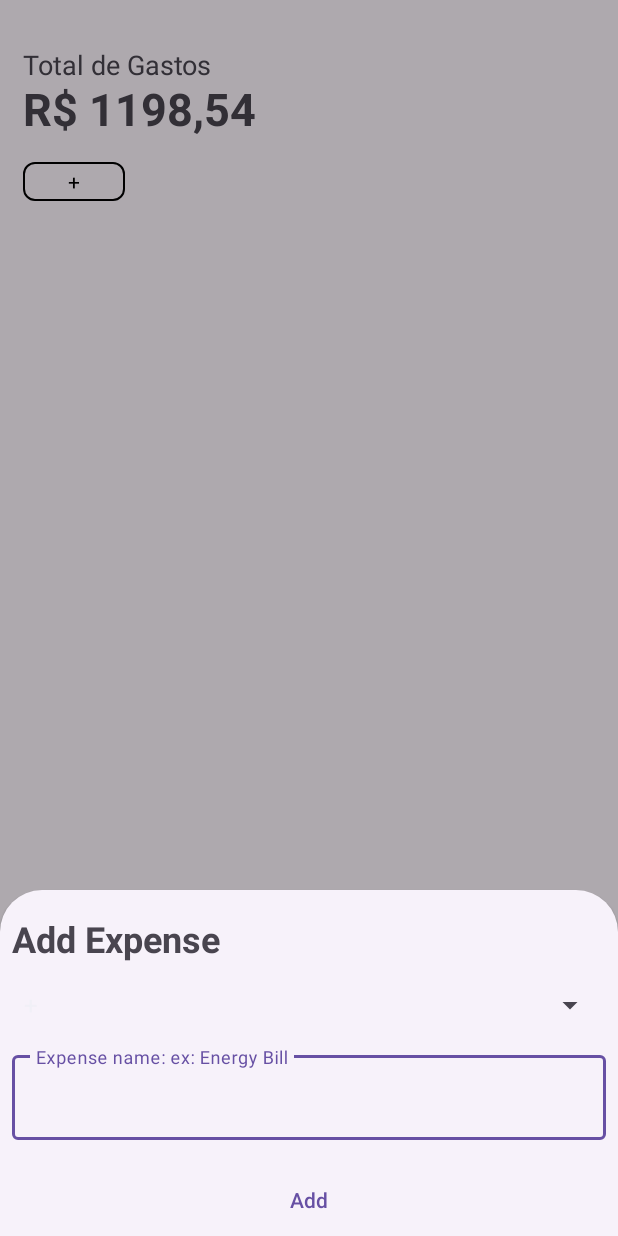
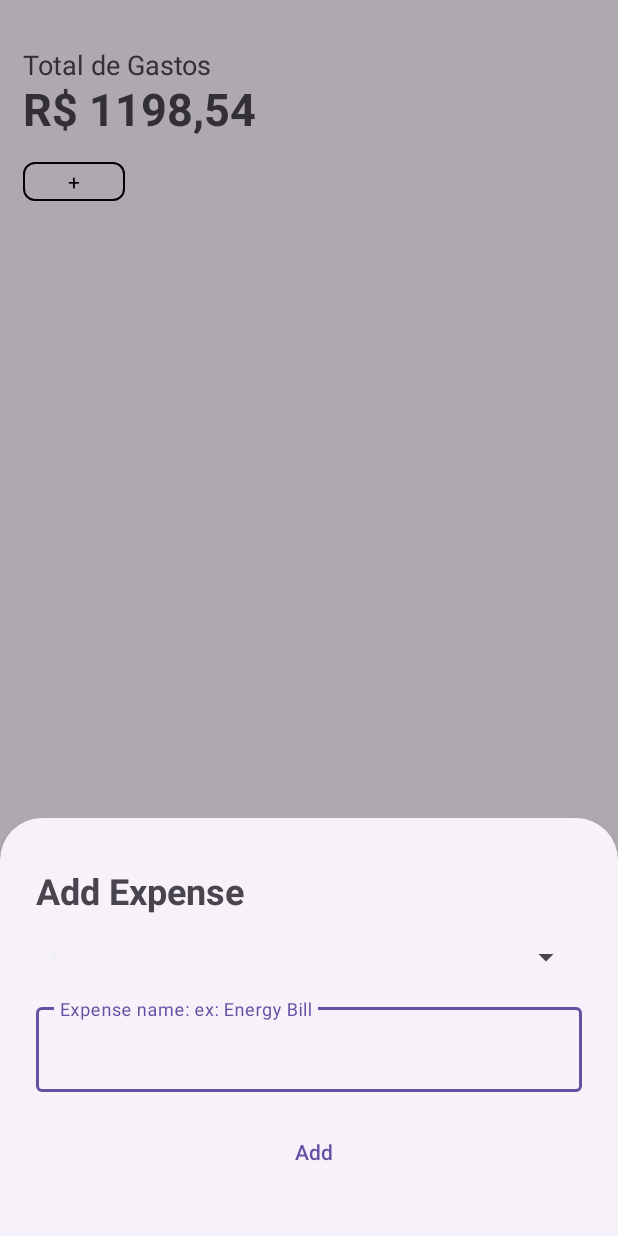
Before and after one commit to pedrocerqueiras/HackSprintFinTrack, an Android app: the screen it shows after launch (MainActivity), after a tap on an icon or button, on a phone screen of 412 x 824 dp. Run offline under Robolectric (Android 15) with nearby library versions, the phone set to English and light mode, and no system bars; our stand-ins replace Room's generated code.

Commit message:
implementada função de deletar categorias. implementado bottom sheet de aviso para deletar categoria.

```diff
--- a/app/src/main/java/com/example/fintrack/CategoryListAdapter.kt
+++ b/app/src/main/java/com/example/fintrack/CategoryListAdapter.kt
@@ -7,6 +7,7 @@ import android.widget.TextView
 import androidx.recyclerview.widget.DiffUtil
 import androidx.recyclerview.widget.ListAdapter
 import androidx.recyclerview.widget.RecyclerView
+import com.example.fintrack.ui.category.CategoryUiData
 
 class CategoryListAdapter :
     ListAdapter<CategoryUiData, CategoryListAdapter.CategoryViewHolder>(CategoryListAdapter) {
@@ -14,8 +15,14 @@ class CategoryListAdapter :
 
     private lateinit var onClick: (CategoryUiData) -> Unit
 
+    private lateinit var onLongClick: (CategoryUiData) -> Unit
+
     fun setOnClickListener(onClick: (CategoryUiData) -> Unit) {
         this.onClick = onClick
+    }
+
+    fun setOnLongClickListener(onLongClick: (CategoryUiData) -> Unit){
+        this.onLongClick = onLongClick
     }
 
 
@@ -29,18 +36,27 @@ class CategoryListAdapter :
 
     override fun onBindViewHolder(holder: CategoryViewHolder, position: Int) {
         val category = getItem(position)
-        holder.bind(category, onClick)
+        holder.bind(category, onClick, onLongClick)
     }
 
     class CategoryViewHolder(private val view: View) : RecyclerView.ViewHolder(view) {
         val tvCategory = view.findViewById<TextView>(R.id.tv_category)
 
-        fun bind(categoryUiData: CategoryUiData, onClick: (CategoryUiData) -> Unit) {
-            tvCategory.text = categoryUiData.name
-            tvCategory.isSelected = categoryUiData.isSelected
+        fun bind(
+            category: CategoryUiData,
+            onClick: (CategoryUiData) -> Unit,
+            onLongClickListener: (CategoryUiData) -> Unit
+        ) {
+            tvCategory.text = category.name
+            tvCategory.isSelected = category.isSelected
 
             view.setOnClickListener {
-                onClick.invoke(categoryUiData)
+                onClick.invoke(category)
+            }
+
+            view.setOnLongClickListener{
+                onLongClickListener.invoke(category)
+                true
             }
         }
     }
--- a/app/src/main/java/com/example/fintrack/ExpenseListAdapter.kt
+++ b/app/src/main/java/com/example/fintrack/ExpenseListAdapter.kt
@@ -7,6 +7,7 @@ import android.widget.TextView
 import androidx.recyclerview.widget.DiffUtil.ItemCallback
 import androidx.recyclerview.widget.ListAdapter
 import androidx.recyclerview.widget.RecyclerView
+import com.example.fintrack.ui.expense.ExpenseUiData
 
 class ExpenseListAdapter :
     ListAdapter<ExpenseUiData, ExpenseListAdapter.ExpenseViewHolder>(ExpenseListAdapter) {
--- a/app/src/main/java/com/example/fintrack/data/dao/CategoryDao.kt
+++ b/app/src/main/java/com/example/fintrack/data/dao/CategoryDao.kt
@@ -1,6 +1,7 @@
 package com.example.fintrack.data.dao
 
 import androidx.room.Dao
+import androidx.room.Delete
 import androidx.room.Insert
 import androidx.room.OnConflictStrategy
 import androidx.room.Query
@@ -19,4 +20,7 @@ interface CategoryDao {
     @Insert (onConflict = OnConflictStrategy.REPLACE)
     fun insert (categoryEntity: CategoryEntity)
 
+    @Delete
+    fun delete (categoryEntity: CategoryEntity)
+
 }
--- a/app/src/main/java/com/example/fintrack/data/dao/ExpenseDao.kt
+++ b/app/src/main/java/com/example/fintrack/data/dao/ExpenseDao.kt
@@ -1,6 +1,7 @@
 package com.example.fintrack.data.dao
 
 import androidx.room.Dao
+import androidx.room.Delete
 import androidx.room.Insert
 import androidx.room.OnConflictStrategy
 import androidx.room.Query
@@ -21,4 +22,7 @@ interface ExpenseDao {
     @Update
     fun update (expenseEntity: ExpenseEntity)
 
+    @Delete
+    fun delete (expenseEntity: ExpenseEntity)
+
 }
--- a/app/src/main/java/com/example/fintrack/CategoryUiData.kt
+++ b/app/src/main/java/com/example/fintrack/ui/category/CategoryUiData.kt
@@ -1,4 +1,4 @@
-package com.example.fintrack
+package com.example.fintrack.ui.category
 
 data class CategoryUiData(
     val name: String,
--- a/app/src/main/java/com/example/fintrack/ui/category/CreateOrUpdateExpenseBottomSheet.kt
+++ b/app/src/main/java/com/example/fintrack/ui/expense/CreateOrUpdateExpenseBottomSheet.kt
@@ -1,6 +1,7 @@
-package com.example.fintrack.ui.category
+package com.example.fintrack.ui.expense
 
 import android.os.Bundle
+import android.util.Log
 import android.view.LayoutInflater
 import android.view.View
 import android.view.ViewGroup
@@ -9,8 +10,8 @@ import android.widget.ArrayAdapter
 import android.widget.Button
 import android.widget.Spinner
 import android.widget.TextView
-import com.example.fintrack.CategoryUiData
-import com.example.fintrack.ExpenseUiData
+import androidx.core.view.isVisible
+import com.example.fintrack.ui.category.CategoryUiData
 import com.example.fintrack.R
 import com.google.android.material.bottomsheet.BottomSheetDialogFragment
 import com.google.android.material.snackbar.Snackbar
@@ -20,7 +21,8 @@ class CreateOrUpdateExpenseBottomSheet(
     private val categoryList: List<CategoryUiData>,
     private val expense: ExpenseUiData? = null,
     private val onCreateClicked: (ExpenseUiData) -> Unit,
-    private val onUpdateClicked: (ExpenseUiData) -> Unit
+    private val onUpdateClicked: (ExpenseUiData) -> Unit,
+    private val onDeleteClicked: (ExpenseUiData) -> Unit
 ) : BottomSheetDialogFragment() {
 
     override fun onCreateView(
@@ -31,7 +33,8 @@ class CreateOrUpdateExpenseBottomSheet(
         val view = inflater.inflate(R.layout.create_or_update_expense_bottom_sheet, container)
 
         val tvTitle = view.findViewById<TextView>(R.id.tv_title)
-        val btnCreate = view.findViewById<Button>(R.id.btn_expense_create)
+        val btnCreateOrUpdate = view.findViewById<Button>(R.id.btn_expense_create_or_update)
+        val btnDelete = view.findViewById<Button>(R.id.btn_expense_delete)
         val tieExpenseName = view.findViewById<TextInputEditText>(R.id.tie_expense_name)
         val spinner: Spinner = view.findViewById(R.id.sp_expense_list)
 
@@ -65,21 +68,33 @@ class CreateOrUpdateExpenseBottomSheet(
         }
 
         if (expense == null) {
+            btnDelete.isVisible = false
             tvTitle.setText(R.string.add_expense_title)
-            btnCreate.setText(R.string.add)
+            btnCreateOrUpdate.setText(R.string.add)
         } else {
             tvTitle.setText(R.string.update_expense_title)
-            btnCreate.setText(R.string.update)
+            btnCreateOrUpdate.setText(R.string.update)
             tieExpenseName.setText(expense.name)
+            btnDelete.isVisible = true
 
             val currentCategory = categoryList.first { it.name == expense.category }
             val index = categoryList.indexOf(currentCategory)
             spinner.setSelection(index)
         }
 
-        btnCreate.setOnClickListener {
-            val name = tieExpenseName.text.toString()
-            if (expenseCategory != null) {
+        btnDelete.setOnClickListener{
+            if (expense != null){
+                onDeleteClicked.invoke(expense)
+                dismiss()
+            }else{
+                Log.d("CreateOrUpdateExpense", "Expense not found")
+            }
+
+        }
+
+        btnCreateOrUpdate.setOnClickListener {
+            val name = tieExpenseName.text.toString().trim()
+            if (expenseCategory != null && name.isNotEmpty()) {
 
                 requireNotNull(expenseCategory)
 
@@ -105,7 +120,7 @@ class CreateOrUpdateExpenseBottomSheet(
                 }
                 dismiss()
             } else {
-                Snackbar.make(btnCreate, "Please select a category", Snackbar.LENGTH_LONG).show()
+                Snackbar.make(btnCreateOrUpdate, "Please select a category", Snackbar.LENGTH_LONG).show()
             }
         }
         return view
--- a/app/src/main/java/com/example/fintrack/ExpenseUiData.kt
+++ b/app/src/main/java/com/example/fintrack/ui/expense/ExpenseUiData.kt
@@ -1,4 +1,4 @@
-package com.example.fintrack
+package com.example.fintrack.ui.expense
 
 data class ExpenseUiData(
     val id: Long,
--- a/app/src/main/res/layout/create_category_bottom_sheet.xml
+++ b/app/src/main/res/layout/create_category_bottom_sheet.xml
@@ -1,6 +1,7 @@
 <?xml version="1.0" encoding="utf-8"?>
 <LinearLayout xmlns:android="http://schemas.android.com/apk/res/android"
     android:layout_width="match_parent"
+    android:padding="16dp"
     android:layout_height="wrap_content"
     android:orientation="vertical">
 
--- a/app/src/main/res/layout/create_or_update_expense_bottom_sheet.xml
+++ b/app/src/main/res/layout/create_or_update_expense_bottom_sheet.xml
@@ -1,6 +1,7 @@
 <?xml version="1.0" encoding="utf-8"?>
 <LinearLayout xmlns:android="http://schemas.android.com/apk/res/android"
     android:layout_width="match_parent"
+    android:padding="16dp"
     android:layout_height="match_parent"
     android:orientation="vertical">
 
@@ -39,13 +40,31 @@
 
     </com.google.android.material.textfield.TextInputLayout>
 
-    <Button
-        android:id="@+id/btn_expense_create"
+    <LinearLayout
         android:layout_width="match_parent"
         android:layout_height="wrap_content"
-        android:layout_marginStart="8dp"
-        android:layout_marginTop="16dp"
-        android:layout_marginEnd="8dp"
-        android:text="@string/add" />
+        android:weightSum="2"
+        android:padding="16dp"
+        android:gravity="center"
+        android:orientation="horizontal">
+
+        <Button
+            android:layout_weight="1"
+            android:id="@+id/btn_expense_delete"
+            android:layout_width="wrap_content"
+            android:layout_marginEnd="8dp"
+            android:layout_height="wrap_content"
+            android:text="@string/delete" />
+
+
+        <Button
+            android:layout_weight="1"
+            android:layout_marginStart="8dp"
+            android:id="@+id/btn_expense_create_or_update"
+            android:layout_width="wrap_content"
+            android:layout_height="wrap_content"
+            android:text="@string/add" />
+
+    </LinearLayout>
 
 </LinearLayout>
--- a/app/src/main/res/values/strings.xml
+++ b/app/src/main/res/values/strings.xml
@@ -3,5 +3,8 @@
     <string name="add_expense_title">Add Expense</string>
     <string name="add">Add</string>
     <string name="update_expense_title">Update Expense</string>
+    <string name="category_delete_title">Important</string>
+    <string name="category_delete_description">By deleting a category you will delete all tasks with this category, are you sure?</string>
     <string name="update">Update</string>
+    <string name="delete">Delete</string>
 </resources>
```
Also changed, not shown: app/src/main/java/com/example/fintrack/ui/MainActivity.kt (+70 -4 lines), app/src/main/java/com/example/fintrack/ui/category/InfoBottomSheet.kt (added, +42 -0 lines), app/src/main/res/layout/info_bottom_sheet.xml (added, +36 -0 lines).
